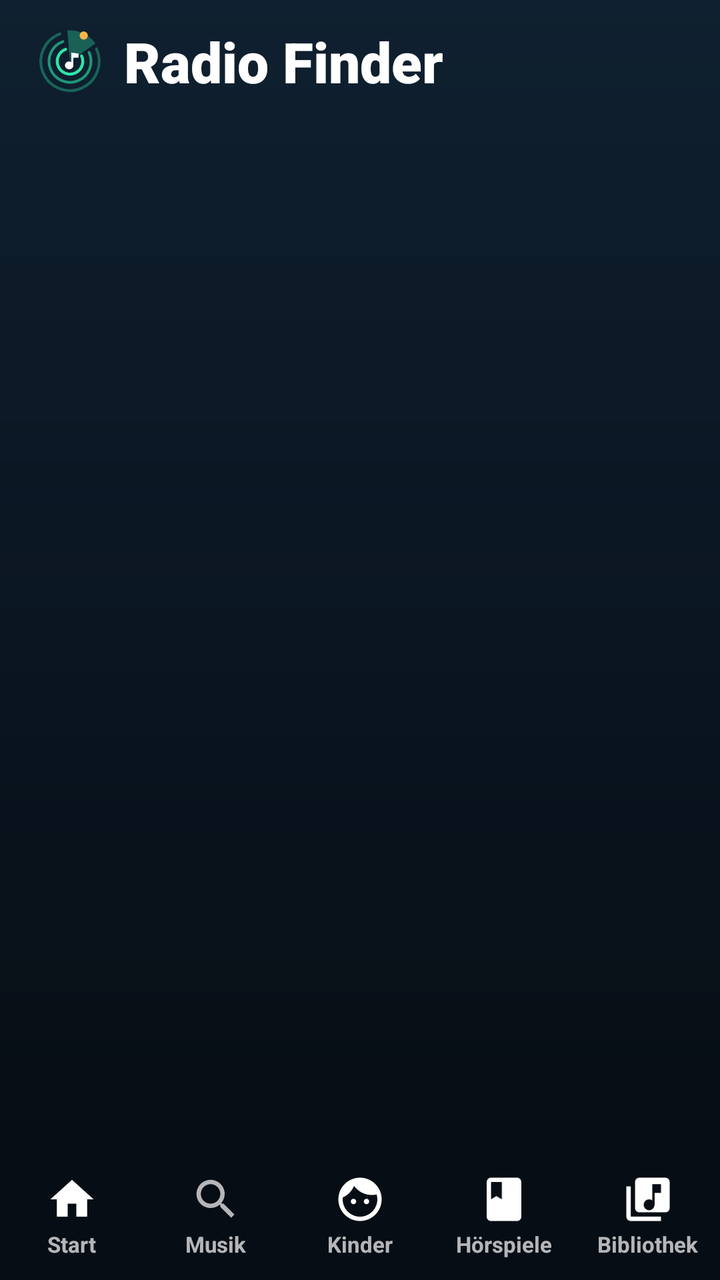
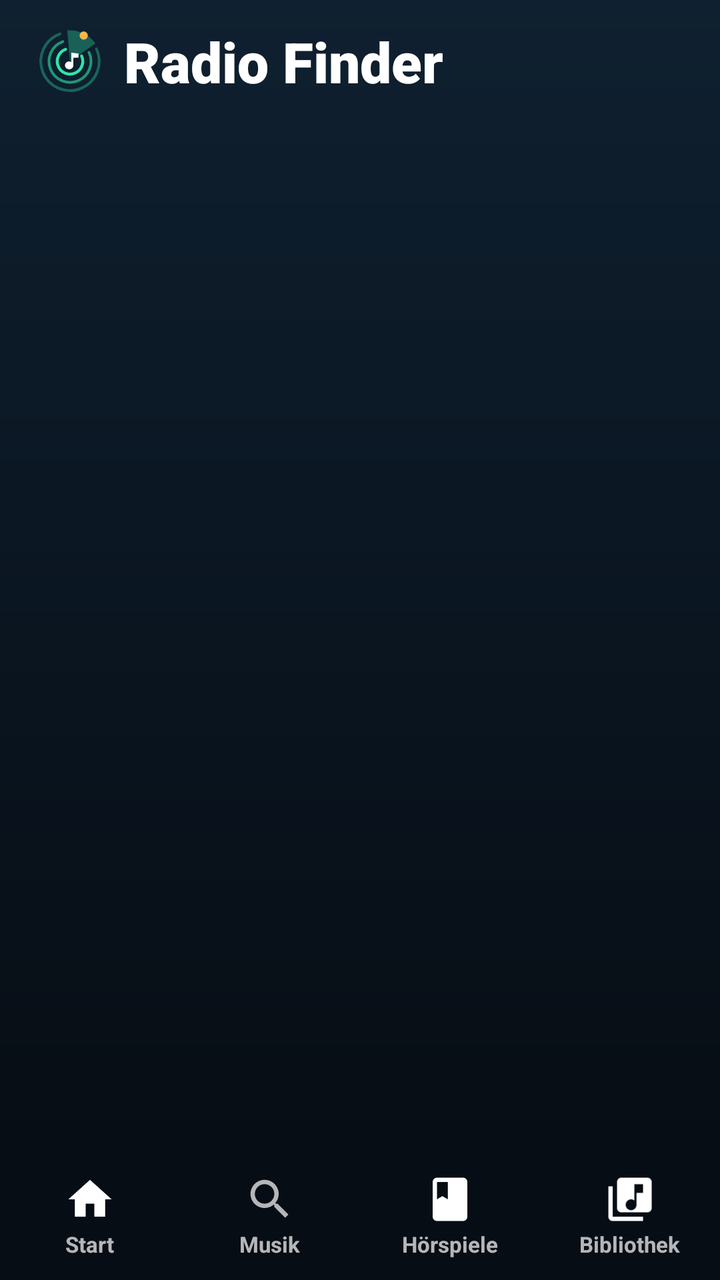

The first picture is an Android layout as it rendered before a commit; the second is the same layout after the commit. The layout source and the unified diff follow.
<!-- AndroidManifest.xml: application theme AppTheme -->
<!-- res/layout/activity_main.xml -->
<?xml version="1.0" encoding="utf-8"?>
<FrameLayout xmlns:android="http://schemas.android.com/apk/res/android"
    android:layout_width="match_parent"
    android:layout_height="match_parent"
    android:background="@drawable/bg_main"
    android:fitsSystemWindows="true">

    <LinearLayout
        android:layout_width="match_parent"
        android:layout_height="match_parent"
        android:orientation="vertical">

        
        <LinearLayout
            android:layout_width="match_parent"
            android:layout_height="wrap_content"
            android:orientation="vertical"
            android:paddingStart="18dp"
            android:paddingTop="12dp"
            android:paddingEnd="18dp"
            android:paddingBottom="4dp">

            <LinearLayout
                android:layout_width="match_parent"
                android:layout_height="wrap_content"
                android:gravity="center_vertical"
                android:orientation="horizontal">

                <ImageButton
                    android:id="@+id/back"
                    android:layout_width="40dp"
                    android:layout_height="40dp"
                    android:layout_marginEnd="8dp"
                    android:background="@drawable/bg_round_btn"
                    android:contentDescription="Zurück"
                    android:src="@drawable/ic_back"
                    android:visibility="gone" />

                <ImageView
                    android:id="@+id/brand"
                    android:layout_width="34dp"
                    android:layout_height="34dp"
                    android:layout_marginEnd="10dp"
                    android:src="@drawable/ic_logo" />

                <TextView
                    android:id="@+id/pageTitle"
                    android:layout_width="0dp"
                    android:layout_height="wrap_content"
                    android:layout_weight="1"
                    android:ellipsize="end"
                    android:fontFamily="sans-serif-black"
                    android:maxLines="1"
                    android:text="Radio Finder"
                    android:textColor="#FFFFFFFF"
                    android:textSize="28sp" />

                <TextView
                    android:id="@+id/liveChip"
                    android:layout_width="wrap_content"
                    android:layout_height="wrap_content"
                    android:background="@drawable/bg_chip"
                    android:paddingStart="10dp"
                    android:paddingTop="4dp"
                    android:paddingEnd="10dp"
                    android:paddingBottom="4dp"
                    android:textColor="#FF2EE6A8"
                    android:textSize="12sp"
                    android:textStyle="bold"
                    android:visibility="gone" />
            </LinearLayout>

            <FrameLayout
                android:id="@+id/searchBox"
                android:layout_width="match_parent"
                android:layout_height="52dp"
                android:layout_marginTop="12dp"
                android:background="@drawable/bg_search"
                android:visibility="gone">

                <ImageView
                    android:layout_width="22dp"
                    android:layout_height="22dp"
                    android:layout_gravity="center_vertical|start"
                    android:layout_marginStart="16dp"
                    android:src="@drawable/ic_search" />

                <EditText
                    android:id="@+id/search"
                    android:layout_width="match_parent"
                    android:layout_height="match_parent"
                    android:background="@null"
                    android:hint="Lied, Künstler oder Sender"
                    android:imeOptions="actionSearch"
                    android:inputType="text"
                    android:paddingStart="48dp"
                    android:paddingEnd="48dp"
                    android:singleLine="true"
                    android:textColor="#FFFFFFFF"
                    android:textColorHint="#80FFFFFF"
                    android:textSize="16sp" />

                <ImageButton
                    android:id="@+id/clear"
                    android:layout_width="44dp"
                    android:layout_height="44dp"
                    android:layout_gravity="center_vertical|end"
                    android:layout_marginEnd="4dp"
                    android:background="?android:attr/selectableItemBackgroundBorderless"
                    android:contentDescription="Löschen"
                    android:src="@drawable/ic_close"
                    android:visibility="gone" />
            </FrameLayout>
        </LinearLayout>

        <androidx.recyclerview.widget.RecyclerView
            android:id="@+id/recycler"
            android:layout_width="match_parent"
            android:layout_height="0dp"
            android:layout_weight="1"
            android:clipToPadding="false"
            android:paddingBottom="12dp" />

        
        <LinearLayout
            android:id="@+id/mini"
            android:layout_width="match_parent"
            android:layout_height="wrap_content"
            android:layout_marginStart="10dp"
            android:layout_marginEnd="10dp"
            android:layout_marginBottom="6dp"
            android:background="@drawable/bg_player"
            android:elevation="10dp"
            android:orientation="vertical"
            android:visibility="gone">

            <ProgressBar
                android:id="@+id/miniProgress"
                style="?android:attr/progressBarStyleHorizontal"
                android:layout_width="match_parent"
                android:layout_height="3dp"
                android:layout_marginStart="18dp"
                android:layout_marginTop="4dp"
                android:layout_marginEnd="18dp"
                android:progressBackgroundTint="#22FFFFFF"
                android:progressTint="#FF2EE6A8" />

            <LinearLayout
                android:layout_width="match_parent"
                android:layout_height="wrap_content"
                android:gravity="center_vertical"
                android:orientation="horizontal"
                android:paddingStart="8dp"
                android:paddingTop="4dp"
                android:paddingEnd="8dp"
                android:paddingBottom="8dp">

                <FrameLayout
                    android:layout_width="52dp"
                    android:layout_height="52dp">

                    <TextView
                        android:id="@+id/miniInitials"
                        style="@style/Initials"
                        android:textSize="18sp" />

                    <ImageView
                        android:id="@+id/miniArt"
                        android:layout_width="match_parent"
                        android:layout_height="match_parent" />
                </FrameLayout>

                <LinearLayout
                    android:layout_width="0dp"
                    android:layout_height="wrap_content"
                    android:layout_marginStart="12dp"
                    android:layout_weight="1"
                    android:orientation="vertical">

                    <LinearLayout
                        android:layout_width="match_parent"
                        android:layout_height="wrap_content"
                        android:gravity="center_vertical"
                        android:orientation="horizontal">

                        <de.gamingdoodz.radiofinder.EqualizerView
                            android:id="@+id/miniEq"
                            android:layout_width="16dp"
                            android:layout_height="14dp"
                            android:layout_marginEnd="6dp" />

                        <TextView
                            android:id="@+id/miniTitle"
                            android:layout_width="0dp"
                            android:layout_height="wrap_content"
                            android:layout_weight="1"
                            android:ellipsize="end"
                            android:maxLines="1"
                            android:textColor="#FFFFFFFF"
                            android:textSize="15sp"
                            android:textStyle="bold" />
                    </LinearLayout>

                    <TextView
                        android:id="@+id/miniSub"
                        android:layout_width="match_parent"
                        android:layout_height="wrap_content"
                        android:ellipsize="end"
                        android:maxLines="1"
                        android:textColor="#B3FFFFFF"
                        android:textSize="13sp" />
                </LinearLayout>

                <ImageButton
                    android:id="@+id/miniPlay"
                    android:tint="#FF08131C"
                    android:layout_width="46dp"
                    android:layout_height="46dp"
                    android:background="@drawable/bg_play"
                    android:contentDescription="Abspielen"
                    android:src="@drawable/ic_play" />

                <ImageButton
                    android:id="@+id/miniNext"
                    android:layout_width="44dp"
                    android:layout_height="44dp"
                    android:layout_marginStart="2dp"
                    android:background="?android:attr/selectableItemBackgroundBorderless"
                    android:contentDescription="Weiter"
                    android:src="@drawable/ic_next" />
            </LinearLayout>
        </LinearLayout>

        
        <LinearLayout
            android:layout_width="match_parent"
            android:layout_height="64dp"
            android:background="@drawable/bg_nav"
            android:orientation="horizontal">

            <LinearLayout android:id="@+id/navHome" style="@style/NavItem">
                <ImageView android:id="@+id/navHomeIcon" style="@style/NavIcon" android:src="@drawable/ic_home" />
                <TextView android:id="@+id/navHomeLabel" style="@style/NavLabel" android:text="Start" />
            </LinearLayout>

            <LinearLayout android:id="@+id/navFind" style="@style/NavItem">
                <ImageView android:id="@+id/navFindIcon" style="@style/NavIcon" android:src="@drawable/ic_search" />
                <TextView android:id="@+id/navFindLabel" style="@style/NavLabel" android:text="Musik" />
            </LinearLayout>

            <LinearLayout android:id="@+id/navKids" style="@style/NavItem">
                <ImageView android:id="@+id/navKidsIcon" style="@style/NavIcon" android:src="@drawable/ic_kids" />
                <TextView android:id="@+id/navKidsLabel" style="@style/NavLabel" android:text="Kinder" />
            </LinearLayout>

            <LinearLayout android:id="@+id/navStories" style="@style/NavItem">
                <ImageView android:id="@+id/navStoriesIcon" style="@style/NavIcon" android:src="@drawable/ic_book" />
                <TextView android:id="@+id/navStoriesLabel" style="@style/NavLabel" android:text="Hörspiele" />
            </LinearLayout>

            <LinearLayout android:id="@+id/navLib" style="@style/NavItem">
                <ImageView android:id="@+id/navLibIcon" style="@style/NavIcon" android:src="@drawable/ic_library" />
                <TextView android:id="@+id/navLibLabel" style="@style/NavLabel" android:text="Bibliothek" />
            </LinearLayout>
        </LinearLayout>
    </LinearLayout>

    
    <FrameLayout
        android:id="@+id/full"
        android:layout_width="match_parent"
        android:layout_height="match_parent"
        android:background="#FF0A0B18"
        android:clickable="true"
        android:focusable="true"
        android:visibility="gone">

        <ImageView
            android:id="@+id/fullBg"
            android:layout_width="match_parent"
            android:layout_height="match_parent"
            android:alpha="0.55"
            android:scaleType="centerCrop" />

        <View
            android:layout_width="match_parent"
            android:layout_height="match_parent"
            android:background="@drawable/bg_full_overlay" />

        <LinearLayout
            android:layout_width="match_parent"
            android:layout_height="match_parent"
            android:gravity="center_horizontal"
            android:orientation="vertical"
            android:padding="22dp">

            <LinearLayout
                android:layout_width="match_parent"
                android:layout_height="wrap_content"
                android:gravity="center_vertical"
                android:orientation="horizontal">

                <ImageButton
                    android:id="@+id/fullClose"
                    android:layout_width="44dp"
                    android:layout_height="44dp"
                    android:background="@drawable/bg_round_btn"
                    android:contentDescription="Schließen"
                    android:src="@drawable/ic_chevron_down" />

                <TextView
                    android:id="@+id/fullSource"
                    android:layout_width="0dp"
                    android:layout_height="wrap_content"
                    android:layout_weight="1"
                    android:gravity="center"
                    android:letterSpacing="0.1"
                    android:textColor="#B3FFFFFF"
                    android:textSize="12sp"
                    android:textStyle="bold" />

                <TextView
                    android:id="@+id/fullSleep"
                    android:layout_width="wrap_content"
                    android:layout_height="36dp"
                    android:background="@drawable/bg_search"
                    android:gravity="center"
                    android:paddingStart="12dp"
                    android:paddingEnd="12dp"
                    android:text="☾ Timer"
                    android:textColor="#FFFFFFFF"
                    android:textSize="13sp"
                    android:textStyle="bold" />
            </LinearLayout>

            <View
                android:layout_width="1dp"
                android:layout_height="0dp"
                android:layout_weight="1" />

            <FrameLayout
                android:id="@+id/fullArtBox"
                android:layout_width="280dp"
                android:layout_height="280dp"
                android:elevation="16dp">

                <TextView
                    android:id="@+id/fullInitials"
                    style="@style/Initials"
                    android:textSize="84sp" />

                <ImageView
                    android:id="@+id/fullArt"
                    android:layout_width="match_parent"
                    android:layout_height="match_parent" />
            </FrameLayout>

            <TextView
                android:id="@+id/fullBadge"
                android:layout_width="wrap_content"
                android:layout_height="wrap_content"
                android:layout_marginTop="24dp"
                android:background="@drawable/bg_badge"
                android:paddingStart="10dp"
                android:paddingTop="3dp"
                android:paddingEnd="10dp"
                android:paddingBottom="3dp"
                android:text="● LIVE IM RADIO"
                android:textColor="#FFFFFFFF"
                android:textSize="11sp"
                android:textStyle="bold" />

            <TextView
                android:id="@+id/fullTitle"
                android:layout_width="match_parent"
                android:layout_height="wrap_content"
                android:layout_marginTop="12dp"
                android:ellipsize="end"
                android:fontFamily="sans-serif-black"
                android:gravity="center"
                android:maxLines="3"
                android:textColor="#FFFFFFFF"
                android:textSize="24sp" />

            <TextView
                android:id="@+id/fullSub"
                android:layout_width="match_parent"
                android:layout_height="wrap_content"
                android:layout_marginTop="4dp"
                android:ellipsize="end"
                android:gravity="center"
                android:maxLines="2"
                android:textColor="#B3FFFFFF"
                android:textSize="16sp" />

            <de.gamingdoodz.radiofinder.EqualizerView
                android:id="@+id/fullEq"
                android:layout_width="200dp"
                android:layout_height="44dp"
                android:layout_marginTop="18dp" />

            <View
                android:layout_width="1dp"
                android:layout_height="0dp"
                android:layout_weight="1" />

            <SeekBar
                android:id="@+id/fullSeek"
                android:layout_width="match_parent"
                android:layout_height="wrap_content"
                android:progressBackgroundTint="#33FFFFFF"
                android:progressTint="#FF2EE6A8"
                android:thumbTint="#FFFFFFFF" />

            <LinearLayout
                android:id="@+id/fullTimes"
                android:layout_width="match_parent"
                android:layout_height="wrap_content"
                android:orientation="horizontal"
                android:paddingStart="16dp"
                android:paddingEnd="16dp">

                <TextView
                    android:id="@+id/fullPos"
                    android:layout_width="0dp"
                    android:layout_height="wrap_content"
                    android:layout_weight="1"
                    android:textColor="#B3FFFFFF"
                    android:textSize="12sp" />

                <TextView
                    android:id="@+id/fullDur"
                    android:layout_width="wrap_content"
                    android:layout_height="wrap_content"
                    android:textColor="#B3FFFFFF"
                    android:textSize="12sp" />
            </LinearLayout>

            <LinearLayout
                android:layout_width="wrap_content"
                android:layout_height="wrap_content"
                android:layout_marginTop="14dp"
                android:layout_marginBottom="16dp"
                android:gravity="center_vertical"
                android:orientation="horizontal">

                <ImageButton android:id="@+id/fullFav" style="@style/FullBtn" android:contentDescription="Favorit" android:src="@drawable/ic_heart_outline" />
                <ImageButton android:id="@+id/fullPrev" style="@style/FullBtn" android:contentDescription="Zurück" android:src="@drawable/ic_prev" />

                <ImageButton
                    android:id="@+id/fullPlay"
                    android:tint="#FF08131C"
                    android:layout_width="80dp"
                    android:layout_height="80dp"
                    android:layout_marginStart="10dp"
                    android:layout_marginEnd="10dp"
                    android:background="@drawable/bg_play"
                    android:contentDescription="Abspielen"
                    android:elevation="8dp"
                    android:scaleType="center"
                    android:src="@drawable/ic_play" />

                <ImageButton android:id="@+id/fullNext" style="@style/FullBtn" android:contentDescription="Weiter" android:src="@drawable/ic_next" />
                <ImageButton android:id="@+id/fullStop" style="@style/FullBtn" android:contentDescription="Stopp" android:src="@drawable/ic_stop" />
            </LinearLayout>
        </LinearLayout>
    </FrameLayout>
</FrameLayout>
<!-- resources referenced by this layout -->
<resources>
  <!-- drawable bg_badge (drawable) -->
  <?xml version="1.0" encoding="utf-8"?>
  <shape xmlns:android="http://schemas.android.com/apk/res/android" android:shape="rectangle">
      <solid android:color="#FFFF3B5C" /><corners android:radius="6dp" />
  </shape>
  <!-- drawable bg_chip (drawable) -->
  <?xml version="1.0" encoding="utf-8"?>
  <shape xmlns:android="http://schemas.android.com/apk/res/android" android:shape="rectangle">
      <solid android:color="#1A2EE6A8" /><stroke android:width="1dp" android:color="#402EE6A8" /><corners android:radius="12dp" />
  </shape>
  <!-- drawable bg_full_overlay (drawable) -->
  <?xml version="1.0" encoding="utf-8"?>
  <shape xmlns:android="http://schemas.android.com/apk/res/android" android:shape="rectangle">
      <gradient android:angle="270" android:startColor="#660B1622" android:centerColor="#D90B1622" android:endColor="#FF060B11" />
  </shape>
  <!-- drawable bg_main (drawable) -->
  <?xml version="1.0" encoding="utf-8"?>
  <shape xmlns:android="http://schemas.android.com/apk/res/android" android:shape="rectangle">
      <gradient android:angle="270" android:startColor="#FF0F2030" android:centerColor="#FF0A1520" android:endColor="#FF060B11" />
  </shape>
  <!-- drawable bg_nav (drawable) -->
  <?xml version="1.0" encoding="utf-8"?>
  <shape xmlns:android="http://schemas.android.com/apk/res/android" android:shape="rectangle">
      <solid android:color="#FF070D14" />
  </shape>
  <!-- drawable bg_play (drawable) -->
  <?xml version="1.0" encoding="utf-8"?>
  <shape xmlns:android="http://schemas.android.com/apk/res/android" android:shape="oval">
      <gradient android:angle="45" android:startColor="#FF2EE6A8" android:endColor="#FF19B6D2" />
  </shape>
  <!-- drawable bg_player (drawable) -->
  <?xml version="1.0" encoding="utf-8"?>
  <shape xmlns:android="http://schemas.android.com/apk/res/android" android:shape="rectangle">
      <solid android:color="#F2132232" /><stroke android:width="1dp" android:color="#402EE6A8" /><corners android:radius="20dp" />
  </shape>
  <!-- drawable bg_round_btn (drawable) -->
  <?xml version="1.0" encoding="utf-8"?>
  <shape xmlns:android="http://schemas.android.com/apk/res/android" android:shape="oval">
      <solid android:color="#1FFFFFFF" />
  </shape>
  <!-- drawable bg_search (drawable) -->
  <?xml version="1.0" encoding="utf-8"?>
  <shape xmlns:android="http://schemas.android.com/apk/res/android" android:shape="rectangle">
      <solid android:color="#FF132232" /><stroke android:width="1dp" android:color="#332EE6A8" /><corners android:radius="16dp" />
  </shape>
  <!-- drawable ic_kids (drawable) -->
  <?xml version="1.0" encoding="utf-8"?>
  <vector xmlns:android="http://schemas.android.com/apk/res/android"
      android:width="24dp" android:height="24dp"
      android:viewportWidth="24" android:viewportHeight="24">
      <path android:fillColor="#FFFFFFFF" android:pathData="M9,11.75c-0.69,0 -1.25,0.56 -1.25,1.25s0.56,1.25 1.25,1.25 1.25,-0.56 1.25,-1.25 -0.56,-1.25 -1.25,-1.25zM15,11.75c-0.69,0 -1.25,0.56 -1.25,1.25s0.56,1.25 1.25,1.25 1.25,-0.56 1.25,-1.25 -0.56,-1.25 -1.25,-1.25zM12,2C6.48,2 2,6.48 2,12s4.48,10 10,10 10,-4.48 10,-10S17.52,2 12,2zM12,20c-4.41,0 -8,-3.59 -8,-8 0,-0.29 0.02,-0.58 0.05,-0.86 2.36,-1.05 4.23,-2.98 5.21,-5.37C11.07,8.33 14.05,10 17.42,10c0.78,0 1.53,-0.09 2.25,-0.26 0.21,0.71 0.33,1.47 0.33,2.26 0,4.41 -3.59,8 -8,8z" />
  </vector>
  <style name="Initials">
          <item name="android:layout_width">match_parent</item>
          <item name="android:layout_height">match_parent</item>
          <item name="android:gravity">center</item>
          <item name="android:textColor">#FFFFFFFF</item>
          <item name="android:fontFamily">sans-serif-black</item>
      </style>
  <style name="NavIcon">
          <item name="android:layout_width">26dp</item>
          <item name="android:layout_height">26dp</item>
      </style>
  <!-- unchanged entries left out for length: 17 -->
</resources>

<!-- the commit's change to res/layout/activity_main.xml (unified diff, before → after) -->
@@ -248,11 +248,6 @@
                 <TextView android:id="@+id/navFindLabel" style="@style/NavLabel" android:text="Musik" />
             </LinearLayout>
 
-            <LinearLayout android:id="@+id/navKids" style="@style/NavItem">
-                <ImageView android:id="@+id/navKidsIcon" style="@style/NavIcon" android:src="@drawable/ic_kids" />
-                <TextView android:id="@+id/navKidsLabel" style="@style/NavLabel" android:text="Kinder" />
-            </LinearLayout>
-
             <LinearLayout android:id="@+id/navStories" style="@style/NavItem">
                 <ImageView android:id="@+id/navStoriesIcon" style="@style/NavIcon" android:src="@drawable/ic_book" />
                 <TextView android:id="@+id/navStoriesLabel" style="@style/NavLabel" android:text="Hörspiele" />
<!-- resource entries referenced after the edit -->
@@ -45,13 +45,6 @@
   <shape xmlns:android="http://schemas.android.com/apk/res/android" android:shape="rectangle">
       <solid android:color="#FF132232" /><stroke android:width="1dp" android:color="#332EE6A8" /><corners android:radius="16dp" />
   </shape>
-  <!-- drawable ic_kids (drawable) -->
-  <?xml version="1.0" encoding="utf-8"?>
-  <vector xmlns:android="http://schemas.android.com/apk/res/android"
-      android:width="24dp" android:height="24dp"
-      android:viewportWidth="24" android:viewportHeight="24">
-      <path android:fillColor="#FFFFFFFF" android:pathData="M9,11.75c-0.69,0 -1.25,0.56 -1.25,1.25s0.56,1.25 1.25,1.25 1.25,-0.56 1.25,-1.25 -0.56,-1.25 -1.25,-1.25zM15,11.75c-0.69,0 -1.25,0.56 -1.25,1.25s0.56,1.25 1.25,1.25 1.25,-0.56 1.25,-1.25 -0.56,-1.25 -1.25,-1.25zM12,2C6.48,2 2,6.48 2,12s4.48,10 10,10 10,-4.48 10,-10S17.52,2 12,2zM12,20c-4.41,0 -8,-3.59 -8,-8 0,-0.29 0.02,-0.58 0.05,-0.86 2.36,-1.05 4.23,-2.98 5.21,-5.37C11.07,8.33 14.05,10 17.42,10c0.78,0 1.53,-0.09 2.25,-0.26 0.21,0.71 0.33,1.47 0.33,2.26 0,4.41 -3.59,8 -8,8z" />
-  </vector>
   <style name="Initials">
           <item name="android:layout_width">match_parent</item>
           <item name="android:layout_height">match_parent</item>
